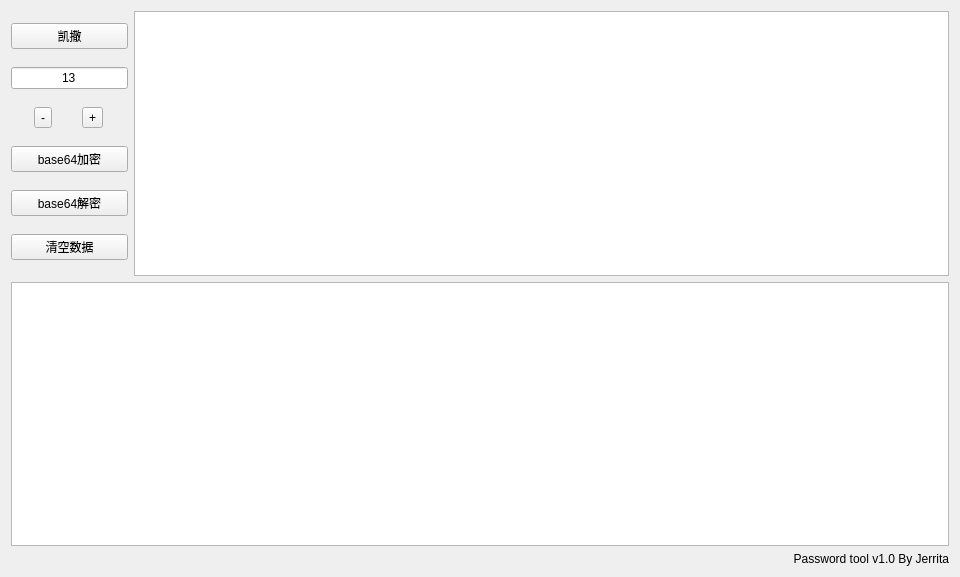
Old version of the form pass_tool/gui.ui in the repository jerrita/ctf_tools.
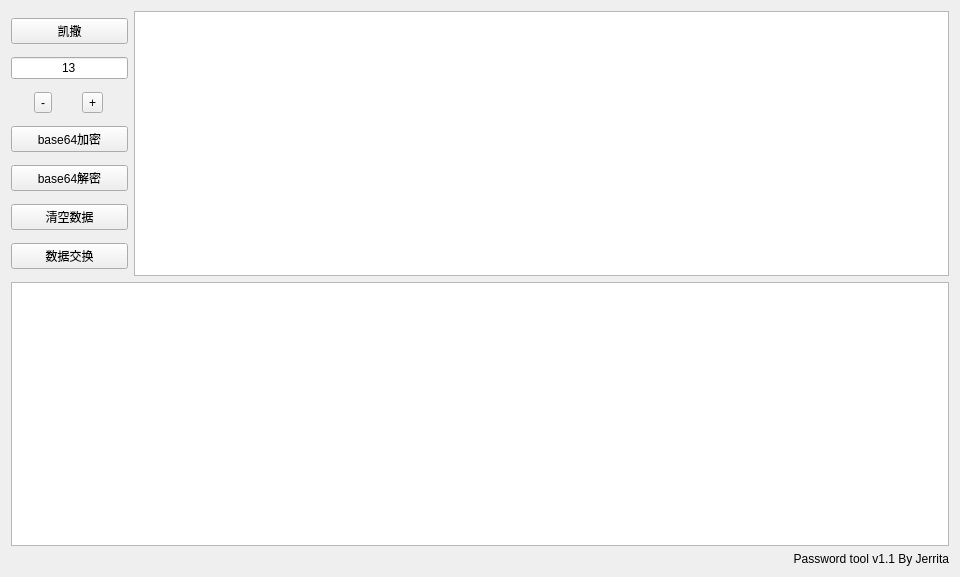
New version of the form. Icons and pictures are not drawn.

Commit message: Pass_tool v1.1更新 新增 交换数据 更改 base64逐行解析

What changed in the file:
```diff
--- a/pass_tool/gui.ui
+++ b/pass_tool/gui.ui
@@ -23,7 +23,7 @@
      <item>
       <layout class="QHBoxLayout" name="horizontalLayout" stretch="1,7">
        <item>
-        <layout class="QVBoxLayout" name="verticalLayout_2" stretch="0,0,0,0,0,0">
+        <layout class="QVBoxLayout" name="verticalLayout_2" stretch="0,0,0,0,0,0,0">
          <item>
           <widget class="QPushButton" name="caesarGo">
            <property name="text">
@@ -89,6 +89,13 @@
            </property>
           </widget>
          </item>
+         <item>
+          <widget class="QPushButton" name="pushButton_4">
+           <property name="text">
+            <string>数据交换</string>
+           </property>
+          </widget>
+         </item>
         </layout>
        </item>
        <item>
@@ -108,7 +115,7 @@
    <item row="1" column="0">
     <widget class="QLabel" name="label">
      <property name="text">
-      <string>Password tool v1.0 By Jerrita</string>
+      <string>Password tool v1.1 By Jerrita</string>
      </property>
      <property name="alignment">
       <set>Qt::AlignRight|Qt::AlignTrailing|Qt::AlignVCenter</set>
```
Left out of the diff: 37 changed lines with no effect on the pictures. The commit also changes 2 other files.
